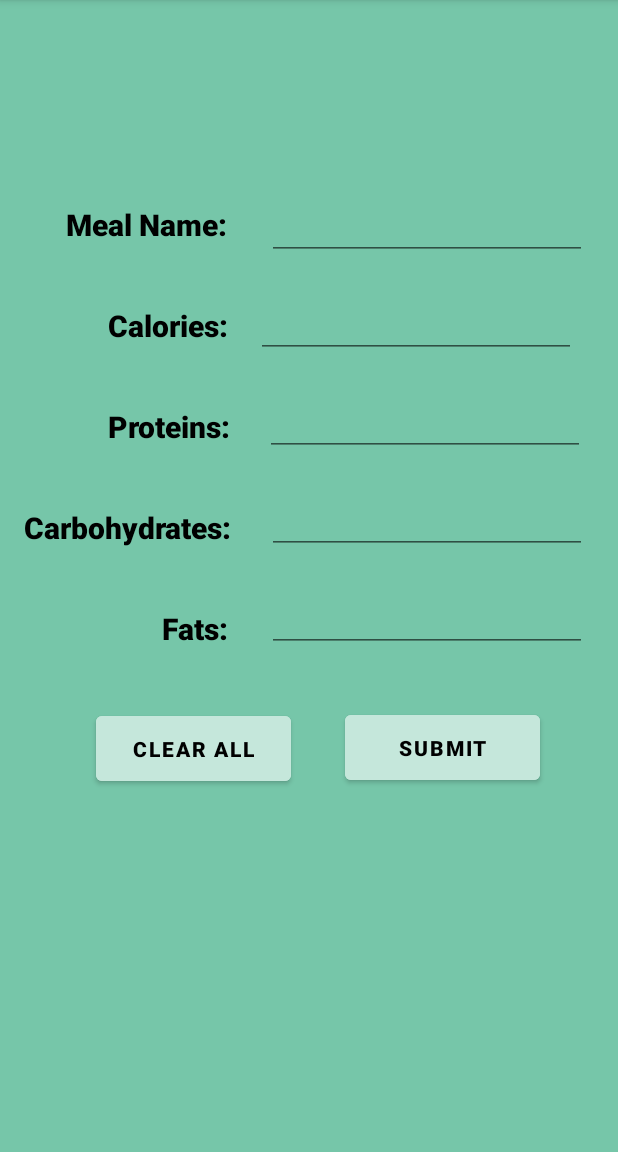
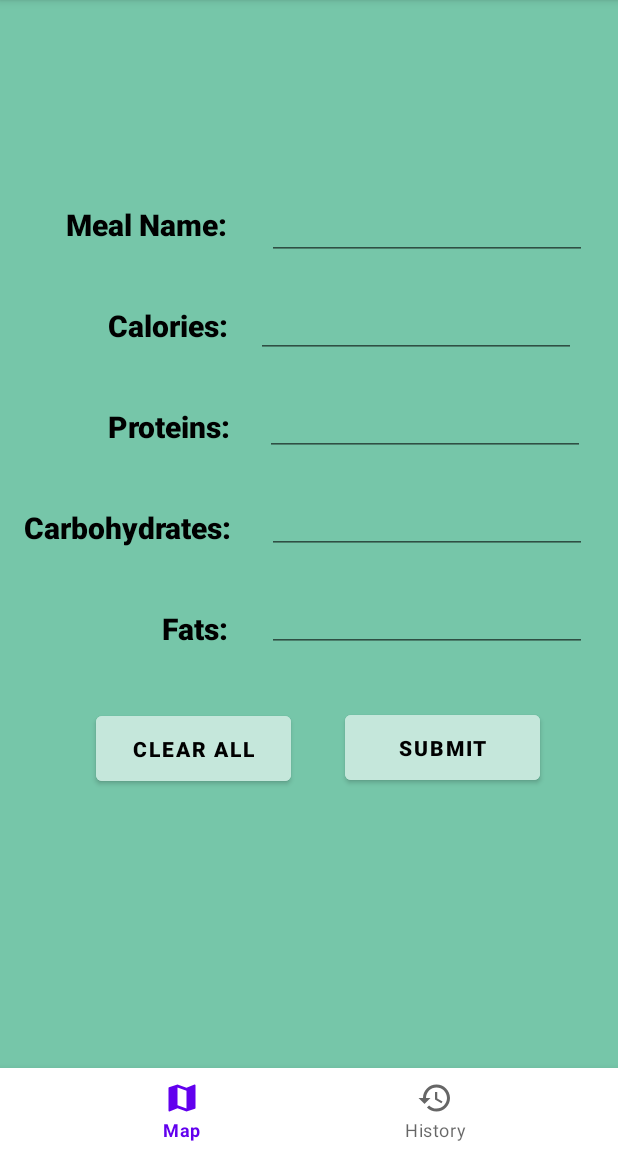
Before and after one commit to yuunster/MealMap, an Android app: the screen it shows after launch (MainActivity), after a tap on "LOG MEAL", on a phone screen of 412 x 824 dp, the part 84-1236 px from its top. Run offline under Robolectric (Android 15) with nearby library versions, the phone set to English and light mode, and no system bars; our stand-ins replace Room's generated code, navigation-ui.

Commit message:
Linked up new bottom navigation bar to navigate to the appropriate fragments

```diff
--- a/app/src/main/java/com/bignerdranch/android/nomnommap/MainActivity.kt
+++ b/app/src/main/java/com/bignerdranch/android/nomnommap/MainActivity.kt
@@ -2,10 +2,27 @@ package com.bignerdranch.android.nomnommap
 
 import androidx.appcompat.app.AppCompatActivity
 import android.os.Bundle
+import android.view.MenuItem
+import androidx.navigation.findNavController
+import androidx.navigation.fragment.NavHostFragment
+import androidx.navigation.fragment.findNavController
+import androidx.navigation.ui.onNavDestinationSelected
+import androidx.navigation.ui.setupWithNavController
+import com.google.android.material.bottomnavigation.BottomNavigationView
 
 class MainActivity : AppCompatActivity() {
     override fun onCreate(savedInstanceState: Bundle?) {
         super.onCreate(savedInstanceState)
         setContentView(R.layout.activity_main)
+
+        val navHostFragment = supportFragmentManager.findFragmentById(R.id.nav_host_fragment) as NavHostFragment
+        val navController = navHostFragment.navController
+        val navView: BottomNavigationView = findViewById(R.id.bottom_nav_view)
+        navView.setupWithNavController(navController)
+    }
+
+    override fun onOptionsItemSelected(item: MenuItem): Boolean {
+        val navController = findNavController(R.id.nav_host_fragment)
+        return item.onNavDestinationSelected(navController) || super.onOptionsItemSelected(item)
     }
 }
--- a/app/src/main/java/com/bignerdranch/android/nomnommap/MealMapFragment.kt
+++ b/app/src/main/java/com/bignerdranch/android/nomnommap/MealMapFragment.kt
@@ -10,10 +10,10 @@ import android.view.MenuInflater
 import android.view.MenuItem
 import android.view.View
 import android.view.ViewGroup
-import android.widget.Toast
 import androidx.core.app.ActivityCompat
 import androidx.fragment.app.Fragment
 import androidx.lifecycle.lifecycleScope
+import androidx.navigation.findNavController
 import androidx.navigation.fragment.findNavController
 import com.bignerdranch.android.nomnommap.databinding.FragmentMealMapBinding
 import com.google.android.gms.location.FusedLocationProviderClient
@@ -24,6 +24,8 @@ import com.google.android.gms.maps.OnMapReadyCallback
 import com.google.android.gms.maps.model.LatLng
 import com.google.android.gms.maps.model.Marker
 import com.google.android.gms.maps.model.MarkerOptions
+import com.google.android.material.bottomnavigation.BottomNavigationMenuView
+import com.google.android.material.bottomnavigation.BottomNavigationView
 import kotlinx.coroutines.launch
 import java.util.Date
 import java.util.UUID
@@ -33,11 +35,6 @@ class MealMapFragment : Fragment(), OnMapReadyCallback, GoogleMap.OnMarkerClickL
     private lateinit var googleMap: GoogleMap
     private lateinit var currentLocation: Location
     private lateinit var fusedLocationClient: FusedLocationProviderClient
-
-    companion object{
-        private const val LOCATION_REQUEST_CODE = 1
-    }
-
     private var _binding: FragmentMealMapBinding? = null
     private val binding
         get() = checkNotNull(_binding) {
@@ -45,9 +42,12 @@ class MealMapFragment : Fragment(), OnMapReadyCallback, GoogleMap.OnMarkerClickL
         }
     private val mealRepository = MealRepository.get()
 
+    companion object{
+        private const val LOCATION_REQUEST_CODE = 1
+    }
+
     override fun onCreate(savedInstanceState: Bundle?) {
         super.onCreate(savedInstanceState)
-        setHasOptionsMenu(true)
         fusedLocationClient = LocationServices.getFusedLocationProviderClient(this.requireActivity())
     }
 
@@ -95,7 +95,7 @@ class MealMapFragment : Fragment(), OnMapReadyCallback, GoogleMap.OnMarkerClickL
                 requireActivity(),
                 Manifest.permission.ACCESS_FINE_LOCATION
             ) != PackageManager.PERMISSION_GRANTED) {
-            ActivityCompat.requestPermissions(this.requireActivity(), arrayOf(android.Manifest.permission.ACCESS_FINE_LOCATION), LOCATION_REQUEST_CODE)
+            ActivityCompat.requestPermissions(this.requireActivity(), arrayOf(Manifest.permission.ACCESS_FINE_LOCATION), LOCATION_REQUEST_CODE)
             return
         }
         googleMap.isMyLocationEnabled = true
@@ -113,23 +113,6 @@ class MealMapFragment : Fragment(), OnMapReadyCallback, GoogleMap.OnMarkerClickL
         val markerOptions = MarkerOptions().position(currentLatLong)
         markerOptions.title("Your Current Location: $currentLatLong")
         googleMap.addMarker(markerOptions)
-    }
-
-    override fun onCreateOptionsMenu(menu: Menu, inflater: MenuInflater) {
-        super.onCreateOptionsMenu(menu, inflater)
-        inflater.inflate(R.menu.fragment_meal_map, menu)
-    }
-
-    override fun onOptionsItemSelected(item: MenuItem): Boolean {
-        return when (item.itemId) {
-            R.id.show_meal_list -> {
-                findNavController().navigate(
-                    MealMapFragmentDirections.showMealList()
-                )
-                true
-            }
-            else -> super.onOptionsItemSelected(item)
-        }
     }
 
     private fun showNewMeal() {
--- a/app/src/main/res/layout/activity_main.xml
+++ b/app/src/main/res/layout/activity_main.xml
@@ -1,11 +1,28 @@
-<androidx.fragment.app.FragmentContainerView
+<?xml version="1.0" encoding="utf-8"?>
+<androidx.constraintlayout.widget.ConstraintLayout
 xmlns:android="http://schemas.android.com/apk/res/android"
 xmlns:app="http://schemas.android.com/apk/res-auto"
 xmlns:tools="http://schemas.android.com/tools"
-	android:id="@+id/fragment_container"
+android:layout_width="match_parent"
+android:layout_height="match_parent"
+tools:context=".MainActivity">
+
+	<androidx.fragment.app.FragmentContainerView
+		android:id="@+id/nav_host_fragment"
 		android:name="androidx.navigation.fragment.NavHostFragment"
 		android:layout_width="match_parent"
 		android:layout_height="match_parent"
 		app:defaultNavHost="true"
-	app:navGraph="@navigation/nav_graph"
-	tools:context=".MainActivity" />
+		app:layout_constraintBottom_toBottomOf="@+id/bottom_nav_view"
+		app:navGraph="@navigation/nav_graph" />
+
+	<com.google.android.material.bottomnavigation.BottomNavigationView
+		android:id="@+id/bottom_nav_view"
+		android:layout_width="match_parent"
+		android:layout_height="wrap_content"
+		app:layout_constraintBottom_toBottomOf="parent"
+		app:layout_constraintEnd_toEndOf="parent"
+		app:layout_constraintStart_toStartOf="parent"
+		app:menu="@menu/nav_menu"/>
+
+</androidx.constraintlayout.widget.ConstraintLayout>
--- a/app/src/main/res/menu/nav_menu.xml
+++ b/app/src/main/res/menu/nav_menu.xml
@@ -3,7 +3,7 @@
     xmlns:android="http://schemas.android.com/apk/res/android">
 
     <item
-        android:id="@+id/show_meal_map"
+        android:id="@+id/mealMapFragment"
         android:icon="@drawable/ic_menu_map"
         android:title="@string/menu_map"
         app:showAsAction="ifRoom|withText"
@@ -11,7 +11,7 @@
         android:layout_height="wrap_content" />
 
     <item
-        android:id="@+id/show_meal_history"
+        android:id="@+id/mealListFragment"
         android:icon="@drawable/ic_menu_history"
         android:title="@string/menu_history"
         app:showAsAction="ifRoom|withText"
--- a/app/src/main/res/navigation/nav_graph.xml
+++ b/app/src/main/res/navigation/nav_graph.xml
@@ -13,19 +13,12 @@
         <action
             android:id="@+id/show_meal_detail"
             app:destination="@id/mealDetailFragment" />
-        <action
-            android:id="@+id/show_meal_list"
-            app:destination="@id/mealListFragment"
-            />
     </fragment>
     <fragment
         android:id="@+id/mealListFragment"
         android:name="com.bignerdranch.android.nomnommap.MealListFragment"
         android:label="MealListFragment"
         tools:layout="@layout/fragment_meal_list">
-        <action
-            android:id="@+id/show_map"
-            app:destination="@id/mealMapFragment" />
         <action
             android:id="@+id/show_meal_detail"
             app:destination="@id/mealDetailFragment" />
@@ -38,27 +31,5 @@
         <argument
             android:name="mealId"
             app:argType="java.util.UUID" />
-        <action
-            android:id="@+id/select_date"
-            app:destination="@id/datePickerFragment" />
-        <action
-            android:id="@+id/select_time"
-            app:destination="@id/timePickerFragment" />
     </fragment>
-    <dialog
-        android:id="@+id/datePickerFragment"
-        android:name="com.bignerdranch.android.nomnommap.DatePickerFragment"
-        android:label="DatePickerFragment" >
-        <argument
-            android:name="mealDate"
-            app:argType="java.util.Date" />
-    </dialog>
-    <dialog
-        android:id="@+id/timePickerFragment"
-        android:name="com.bignerdranch.android.nomnommap.TimePickerFragment"
-        android:label="TimePickerFragment" >
-        <argument
-            android:name="mealDate"
-            app:argType="java.util.Date" />
-    </dialog>
 </navigation>
```
Also changed, not shown: app/src/main/java/com/bignerdranch/android/nomnommap/MealListFragment.kt (+0 -22 lines), app/src/main/res/layout/fragment_meal_map.xml (+4 -13 lines). Lines whose indentation alone changed are shown as unchanged.
